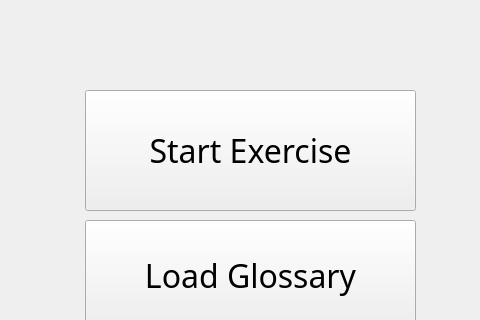
This is GlossaryQt/mainwindow.ui in simsam134/Glossary-Test as Qt 5 draws it before an edit; both pictures show x 135 to 615 and y 0 to 320 of the 800 by 600 pixel window. The edited form follows.
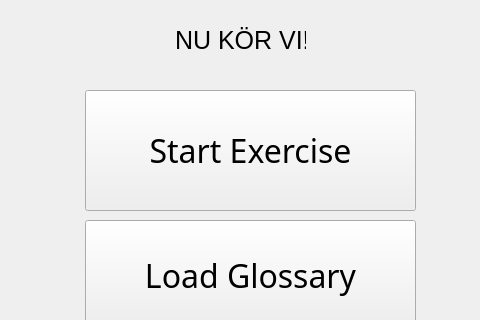
This is the edited form.

Diff of the .ui file:
```diff
--- a/GlossaryQt/mainwindow.ui
+++ b/GlossaryQt/mainwindow.ui
@@ -88,6 +88,35 @@
      <string>Quit</string>
     </property>
    </widget>
+   <widget class="QLabel" name="label">
+    <property name="geometry">
+     <rect>
+      <x>310</x>
+      <y>0</y>
+      <width>131</width>
+      <height>81</height>
+     </rect>
+    </property>
+    <property name="font">
+     <font>
+      <pointsize>19</pointsize>
+     </font>
+    </property>
+    <property name="text">
+     <string>NU KÖR VI!</string>
+    </property>
+   </widget>
+   <widget class="QWidget" name="">
+    <property name="geometry">
+     <rect>
+      <x>50</x>
+      <y>40</y>
+      <width>200</width>
+      <height>26</height>
+     </rect>
+    </property>
+    <layout class="QHBoxLayout" name="horizontalLayout"/>
+   </widget>
   </widget>
   <widget class="QStatusBar" name="statusbar"/>
  </widget>
```
